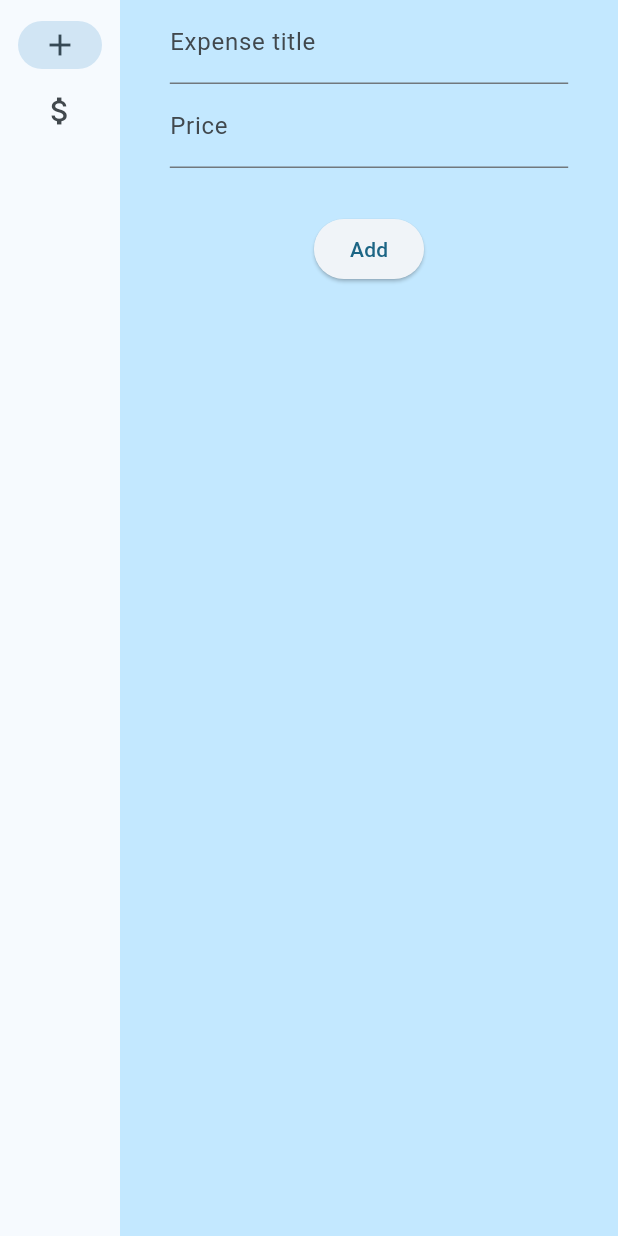
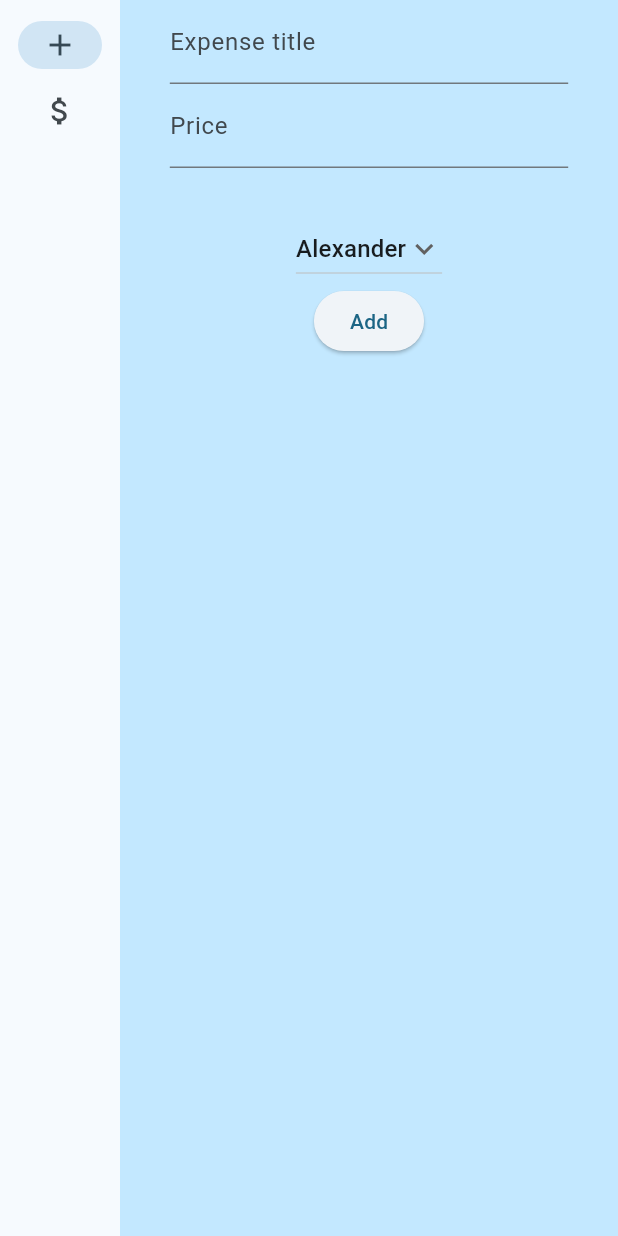
Before and after one commit to Nitschi/money_splitter, a Flutter app: the screen it shows after launch, on a phone screen of 412 x 824 dp. Run offline on Flutter 3.47's test engine with Material 2 defaults, Android fonts, the phone set to English and light mode, and no system bars; missing offline and left inert: openapi_generator_annotations.

Commit message:
feat(FE): dropdown paid by

```diff
--- a/frontend/Flup/lib/main.dart
+++ b/frontend/Flup/lib/main.dart
@@ -3,6 +3,7 @@ import 'package:flup/pages/ExpensesPage.dart';
 import 'package:flutter/material.dart';
 import 'package:provider/provider.dart';
 
+import 'notifiers/AddPageState.dart';
 import 'notifiers/MyAppStateNotifier.dart';
 
 void main() async {
@@ -41,7 +42,10 @@ class _MyHomePageState extends State<MyHomePage> {
     Widget page;
     switch (selectedIndex) {
       case 0:
-        page = AddPage();
+        page = ChangeNotifierProvider(
+          create: (context) => AddPageState(),
+          child: AddPage(),
+        );
         break;
       case 1:
         page = ExpensesPage();
--- /dev/null
+++ b/frontend/Flup/lib/notifiers/AddPageState.dart
@@ -0,0 +1,21 @@
+import 'package:flutter/material.dart';
+import 'package:uuid/uuid.dart';
+
+import '../models/person.dart';
+
+class AddPageState extends ChangeNotifier {
+  List<Person> people = [
+    Person(Uuid().v4().toString(), "Alexander"),
+    Person(Uuid().v4().toString(), "Laura")
+  ];
+  Person? paidBy;
+
+  AddPageState() {
+    paidBy = people[0];
+  }
+
+  void setPaidBy(Person? newPaidBy) {
+    paidBy = newPaidBy;
+    notifyListeners();
+  }
+}
--- a/frontend/Flup/lib/pages/AddExpensePage.dart
+++ b/frontend/Flup/lib/pages/AddExpensePage.dart
@@ -1,14 +1,17 @@
+import 'package:flup/notifiers/AddPageState.dart';
 import 'package:flutter/material.dart';
 import 'package:flutter/services.dart';
 import 'package:provider/provider.dart';
 
 import '../models/expense.dart';
+import '../models/person.dart';
 import '../notifiers/MyAppStateNotifier.dart';
 
 class AddPage extends StatelessWidget {
   @override
   Widget build(BuildContext context) {
     var appState = context.watch<MyAppState>();
+    var addPageState = context.watch<AddPageState>();
     final expenseController = TextEditingController();
     final priceController = TextEditingController();
 
@@ -37,6 +40,25 @@ class AddPage extends StatelessWidget {
                 controller: priceController,
               ),
               SizedBox(height: 30),
+              DropdownButton(
+                  // Initial Value
+                  value: addPageState.paidBy,
+
+                  // Down Arrow Icon
+                  icon: const Icon(Icons.keyboard_arrow_down),
+
+                  // Array list of items
+                  items: addPageState.people.map((Person person) {
+                    return DropdownMenuItem(
+                      value: person,
+                      child: Text(person.name),
+                    );
+                  }).toList(),
+                  // After selecting the desired option,it will
+                  // change button value to selected value
+                  onChanged: (Person? newPerson) {
+                    addPageState.setPaidBy(newPerson);
+                  }),
               ElevatedButton(
                 onPressed: () {
                   appState.addExpense(Expense(
```
